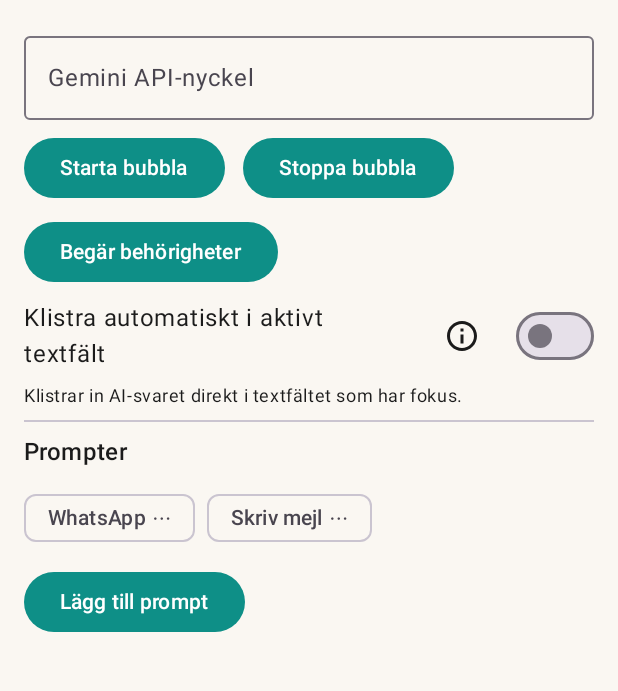
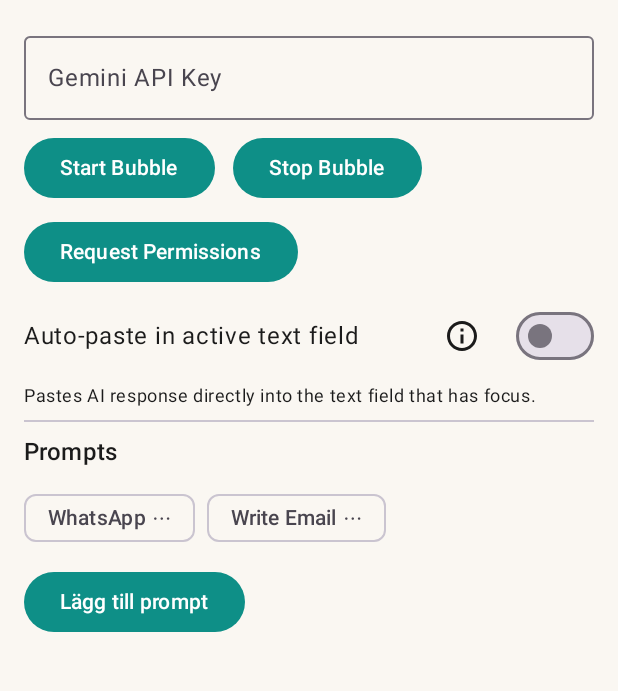
Before and after one commit to Olleman82/TapScribe, an Android app built with Jetpack Compose: the screen it shows after launch (MainActivity), on a phone screen of 412 x 824 dp, the part 96-787 px from its top. Run offline under Robolectric (Android 15) with nearby library versions, the phone set to English and light mode, and no system bars; our stand-ins replace Room's generated code.

Commit message:
Update to English UI and improve accessibility disclosure for Google Play

```diff
--- a/app/src/main/AndroidManifest.xml
+++ b/app/src/main/AndroidManifest.xml
@@ -1,5 +1,4 @@
-<manifest xmlns:android="http://schemas.android.com/apk/res/android"
-    package="se.olle.rostbubbla">
+<manifest xmlns:android="http://schemas.android.com/apk/res/android">
 
     <uses-permission android:name="android.permission.RECORD_AUDIO" />
     <uses-permission android:name="android.permission.POST_NOTIFICATIONS" />
--- a/app/src/main/java/se/olle/rostbubbla/ui/MainActivity.kt
+++ b/app/src/main/java/se/olle/rostbubbla/ui/MainActivity.kt
@@ -13,6 +13,7 @@ import androidx.activity.compose.setContent
 import androidx.activity.enableEdgeToEdge
 import androidx.compose.foundation.layout.*
 import androidx.compose.foundation.clickable
+import androidx.compose.foundation.lazy.LazyColumn
 import androidx.compose.material3.*
 import androidx.compose.runtime.*
 import androidx.compose.ui.Modifier
@@ -134,7 +135,7 @@ fun AppUI(vm: MainViewModel = viewModel()) {
           apiKey = it
           prefs.edit().putString("gemini_api_key", apiKey).apply()
         },
-        label = { Text("Gemini API-nyckel") },
+        label = { Text("Gemini API Key") },
         singleLine = true,
         modifier = Modifier.fillMaxWidth(),
         visualTransformation = PasswordVisualTransformation(),
@@ -149,57 +150,57 @@ fun AppUI(vm: MainViewModel = viewModel()) {
             try {
               ctx.startForegroundService(Intent(ctx, OverlayService::class.java))
             } catch (t: Throwable) {
-              Toast.makeText(ctx, "Kan inte starta bubbla: ${t.message}", Toast.LENGTH_SHORT).show()
+              Toast.makeText(ctx, "Cannot start bubble: ${t.message}", Toast.LENGTH_SHORT).show()
             }
           }
-        }) { Text("Starta bubbla") }
+        }) { Text("Start Bubble") }
 
-        Button(onClick = { ctx.stopService(Intent(ctx, OverlayService::class.java)) }) { Text("Stoppa bubbla") }
+        Button(onClick = { ctx.stopService(Intent(ctx, OverlayService::class.java)) }) { Text("Stop Bubble") }
       }
 
       Button(onClick = {
         if (!micPerm.status.isGranted) micPerm.launchPermissionRequest()
         notifPerm?.let { if (!it.status.isGranted) it.launchPermissionRequest() }
-      }) { Text("Begär behörigheter") }
+      }) { Text("Request Permissions") }
 
-      // Inställning: Klistra automatiskt i fokuserat textfält via tillgänglighetstjänst
+      // Setting: Auto-paste in focused text field via accessibility service
       var autoPaste by remember { mutableStateOf(prefs.getBoolean("auto_paste", false)) }
       Row(Modifier.fillMaxWidth(), verticalAlignment = Alignment.CenterVertically, horizontalArrangement = Arrangement.spacedBy(12.dp)) {
-        Text("Klistra automatiskt i aktivt textfält", modifier = Modifier.weight(1f))
-        IconButton(onClick = { showAutoSteps = true }) { Icon(Icons.Outlined.Info, contentDescription = "Hjälp") }
+        Text("Auto-paste in active text field", modifier = Modifier.weight(1f))
+        IconButton(onClick = { showAutoSteps = true }) { Icon(Icons.Outlined.Info, contentDescription = "Help") }
         Switch(checked = autoPaste, onCheckedChange = {
           autoPaste = it
           prefs.edit().putBoolean("auto_paste", autoPaste).apply()
         })
       }
-      Text("Klistrar in AI‑svaret direkt i textfältet som har fokus.", style = MaterialTheme.typography.bodySmall)
+      Text("Pastes AI response directly into the text field that has focus.", style = MaterialTheme.typography.bodySmall)
       Divider()
-      // hjälp öppnas i en liten dialog via i-knappen
+      // help opens in a small dialog via i-button
 
       var selectedPrompt by remember { mutableStateOf<String?>(null) }
 
-      // Redigeringsdialog state (måste deklareras innan första användning)
+      // Edit dialog state (must be declared before first use)
       val showEditId = remember { mutableStateOf<se.olle.rostbubbla.data.Prompt?>(null) }
       var menuFor by remember { mutableStateOf<String?>(null) }
 
-      // Kontextmeny state för långtryck på chips (måste deklareras före användning nedan)
+      // Context menu state for long press on chips (must be declared before use below)
       data class PromptMenu(val title: String, val isBuiltIn: Boolean)
       var promptMenu by remember { mutableStateOf<PromptMenu?>(null) }
 
-      Text("Prompter", style = MaterialTheme.typography.titleMedium)
-      // Alla prompter kommer från DB (seedas första gången)
+      Text("Prompts", style = MaterialTheme.typography.titleMedium)
+      // All prompts come from DB (seeded first time)
       var customPrompts by remember { mutableStateOf<List<se.olle.rostbubbla.data.Prompt>>(emptyList()) }
       LaunchedEffect(Unit) {
         val seeded = prefs.getBoolean("prompts_seeded_v1", false)
         if (!seeded) {
           vm.upsertPromptByTitle(
-            "Skriv mejl",
-            "Du får text nedan som är talat in via transkribering. Det betyder att en del ord antagligen blivit feltranskriberade och att punkter och kommatecken ibland kan hamna på fel ställen. Om det står -Smiley- eller liknande är det troligt att jag vill att det ska vara en smiley där.Din uppgift: Utifrån texten. Följ tonaliteten och följden i texten så väl du kan men formatera det som en färdig text för ett mail med bra formatering, punkter etc på rätt ställen. Du får göra små förändringar för att det ska bli grammatiskt korrekt eller för att ta bort ord som inte verkar logiska eller inte verkar höra till mailen. Om användaren inte ger en hälsningsfras på slutet så avslutar du alltid med Mvh Olle.\n\nSvara ENDAST med mailtexten",
+            "Write Email",
+            "You will receive text below that has been spoken and transcribed. This means some words may have been incorrectly transcribed and periods and commas may sometimes be in the wrong places. If it says -Smiley- or similar, it's likely that I want a smiley there. Your task: Based on the text. Follow the tone and flow of the text as well as you can but format it as a finished text for an email with good formatting, periods etc. in the right places. You may make small changes to make it grammatically correct or to remove words that don't seem logical or don't seem to belong to the email. If the user doesn't provide a closing greeting, always end with Best regards Olle.\n\nRespond ONLY with the email text",
             null
           )
           vm.upsertPromptByTitle(
             "WhatsApp",
-            "skriv ett informellt meddelande av nedan transkriberade text. det ska skickas på whatsapp till vänner familj. tänk på att texten transkriberats och att något ord kan ha blivit fel. försök förstå användarens avsikt utifrån kontexten isåfall. lägg till någon smiley (gubbar samt tummen upp inte massa symboler, bilar etc) om och när det passar. försök att skriva så nära det som användaren säger i övrigt. inled enbart med hej/tjena etc OM användaren faktiskt inlett så.\n\nsvara endast med whatsapp chattmeddelandet - inget annat!",
+            "write an informal message from the transcribed text below. it should be sent on whatsapp to friends family. keep in mind that the text has been transcribed and some word may have been wrong. try to understand the user's intention from the context if so. add some smiley (people and thumbs up not lots of symbols, cars etc) if and when it fits. try to write as close to what the user says otherwise. only start with hi/hey etc IF the user actually started that way.\n\nrespond only with whatsapp chat message - nothing else!",
             null
           )
           prefs.edit().putBoolean("prompts_seeded_v1", true).apply()
@@ -410,24 +411,24 @@ fun AppUI(vm: MainViewModel = viewModel()) {
     AlertDialog(
       onDismissRequest = { showAbout = false },
       confirmButton = { TextButton(onClick = { showAbout = false }) { Text("OK") } },
-      title = { Text("Om TapScribe") },
+      title = { Text("About TapScribe") },
       text = {
         val ctx = LocalContext.current
         Column(verticalArrangement = Arrangement.spacedBy(10.dp)) {
-          Text("TapScribe – röst till AI‑assistent med flytande mic‑bubbla.")
+          Text("TapScribe – voice to AI assistant with floating mic bubble.")
           Divider()
-          Text("Skapad av", style = MaterialTheme.typography.titleSmall)
+          Text("Created by", style = MaterialTheme.typography.titleSmall)
           Text("Olle Söderqvist")
           Divider()
-          Text("Hämta din Gemini API‑nyckel", style = MaterialTheme.typography.titleSmall)
+          Text("Get your Gemini API key", style = MaterialTheme.typography.titleSmall)
           Column(verticalArrangement = Arrangement.spacedBy(4.dp)) {
-            Text("1) Gå till https://aistudio.google.com")
-            Text("2) Logga in med ditt Google‑konto")
-            Text("3) Klicka på Get API key och skapa ny nyckel")
-            Text("4) Kopiera och klistra in nyckeln i fältet högst upp i appen")
+            Text("1) Go to https://aistudio.google.com")
+            Text("2) Log in with your Google account")
+            Text("3) Click Get API key and create new key")
+            Text("4) Copy and paste the key in the field at the top of the app")
           }
           Divider()
-          Text("Kontakt", style = MaterialTheme.typography.titleSmall)
+          Text("Contact", style = MaterialTheme.typography.titleSmall)
           val linkStyle = SpanStyle(color = MaterialTheme.colorScheme.primary, textDecoration = TextDecoration.Underline)
           val linkedInText = buildAnnotatedString {
             append("LinkedIn: ")
@@ -477,21 +478,55 @@ fun AppUI(vm: MainViewModel = viewModel()) {
         Row(horizontalArrangement = Arrangement.spacedBy(8.dp)) {
           TextButton(onClick = {
             try { ctx.startActivity(Intent(Settings.ACTION_APPLICATION_DETAILS_SETTINGS, Uri.parse("package:" + ctx.packageName))) } catch (_: Throwable) {}
-          }) { Text("Öppna appinställningar") }
+          }) { Text("Open App Settings") }
           TextButton(onClick = {
             try { ctx.startActivity(Intent(Settings.ACTION_ACCESSIBILITY_SETTINGS)) } catch (_: Throwable) {}
-          }) { Text("Öppna tillgänglighet") }
-          TextButton(onClick = { showAutoSteps = false }) { Text("Stäng") }
+          }) { Text("Open Accessibility") }
+          TextButton(onClick = { showAutoSteps = false }) { Text("Close") }
         }
       },
-      title = { Text("Aktivera automatisk inklistring") },
+      title = { Text("Enable Auto-Paste") },
       text = {
-        Column(verticalArrangement = Arrangement.spacedBy(6.dp)) {
-          Text("För Android 13+: Tillåt först 'Begränsad inställning' för appen:")
-          Text("1) Öppna appinställningar (⋯ → Tillåt begränsad inställning)")
-          Text("2) Gå till Tillgänglighet → Installerade tjänster")
-          Text("3) Aktivera TapScribe: Klistra i fokuserat fält")
-          Text("När detta är på, försöker appen klistra in AI‑svaret direkt i det textfält som har fokus.")
+        LazyColumn(
+          modifier = Modifier.heightIn(max = 400.dp),
+          verticalArrangement = Arrangement.spacedBy(8.dp)
+        ) {
+          item {
+            Text("🔒 Important: Accessibility Service Information",
+                 style = MaterialTheme.typography.titleMedium,
+                 color = MaterialTheme.colorScheme.primary)
+          }
+
+          item {
+            Text("TapScribe uses Android Accessibility Services to automatically paste AI-generated text into the focused text field.")
+          }
+
+          item {
+            Text("📋 What the service does:", style = MaterialTheme.typography.titleSmall)
+          }
+          item { Text("• Identifies the text field that has focus") }
+          item { Text("• Pastes AI responses directly into the field") }
+          item { Text("• Saves you from manual copy/paste operations") }
+
+          item {
+            Text("🔍 Data usage:", style = MaterialTheme.typography.titleSmall)
+          }
+          item { Text("• Only text content that you dictate") }
+          item { Text("• No personal data is collected or shared") }
+          item { Text("• All data is processed locally and via Gemini API") }
+
+          item {
+            Text("⚙️ Activation steps for Android 13+:", style = MaterialTheme.typography.titleSmall)
+          }
+          item { Text("1) Open app settings (⋯ → Allow restricted settings)") }
+          item { Text("2) Go to Accessibility → Installed services") }
+          item { Text("3) Enable 'TapScribe: Paste in focused field'") }
+
+          item {
+            Text("By enabling this service, you consent to TapScribe using Accessibility Services to improve your user experience.",
+                 style = MaterialTheme.typography.bodySmall,
+                 color = MaterialTheme.colorScheme.onSurfaceVariant)
+          }
         }
       }
     )
```
Also changed, not shown: app/src/main/java/se/olle/rostbubbla/overlay/OverlayService.kt (+11 -11 lines), 2 other files.
